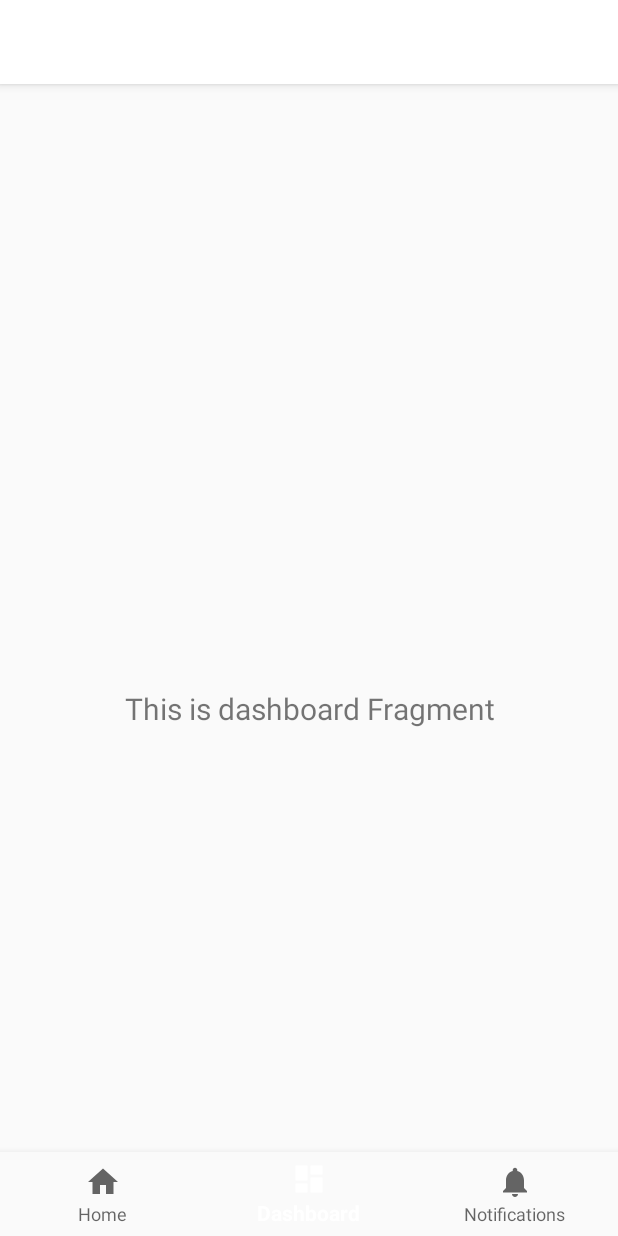
After one commit to nikitazharkovsky/memes, an Android app: the DashboardFragment screen opened through its navigation route, on a phone screen of 412 x 824 dp. The commit adds this screen. Run offline under Robolectric (Android 15) with nearby library versions, the phone set to English and light mode, and no system bars; our stand-ins replace navigation-ui.

Commit message:
MainActivity

```diff
--- a/app/src/main/AndroidManifest.xml
+++ b/app/src/main/AndroidManifest.xml
@@ -12,6 +12,9 @@
         android:supportsRtl="true"
         android:theme="@style/AppTheme">
         <activity
+            android:name=".MainActivity"
+            android:label="@string/title_activity_main"></activity>
+        <activity
             android:name=".activities.SplashActivity"
             android:theme="@style/AppTheme.NoActionBar">
             <intent-filter>
--- /dev/null
+++ b/app/src/main/java/com/zharkovsky/memes/MainActivity.kt
@@ -0,0 +1,29 @@
+package com.zharkovsky.memes
+
+import android.os.Bundle
+import com.google.android.material.bottomnavigation.BottomNavigationView
+import androidx.appcompat.app.AppCompatActivity
+import androidx.navigation.findNavController
+import androidx.navigation.ui.AppBarConfiguration
+import androidx.navigation.ui.setupActionBarWithNavController
+import androidx.navigation.ui.setupWithNavController
+
+class MainActivity : AppCompatActivity() {
+
+    override fun onCreate(savedInstanceState: Bundle?) {
+        super.onCreate(savedInstanceState)
+        setContentView(R.layout.activity_main)
+        val navView: BottomNavigationView = findViewById(R.id.nav_view)
+
+        val navController = findNavController(R.id.nav_host_fragment)
+        // Passing each menu ID as a set of Ids because each
+        // menu should be considered as top level destinations.
+        val appBarConfiguration = AppBarConfiguration(
+            setOf(
+                R.id.navigation_home, R.id.navigation_dashboard, R.id.navigation_notifications
+            )
+        )
+        setupActionBarWithNavController(navController, appBarConfiguration)
+        navView.setupWithNavController(navController)
+    }
+}
--- /dev/null
+++ b/app/src/main/java/com/zharkovsky/memes/ui/dashboard/DashboardFragment.kt
@@ -0,0 +1,31 @@
+package com.zharkovsky.memes.ui.dashboard
+
+import android.os.Bundle
+import android.view.LayoutInflater
+import android.view.View
+import android.view.ViewGroup
+import android.widget.TextView
+import androidx.fragment.app.Fragment
+import androidx.lifecycle.Observer
+import androidx.lifecycle.ViewModelProvider
+import com.zharkovsky.memes.R
+
+class DashboardFragment : Fragment() {
+
+    private lateinit var dashboardViewModel: DashboardViewModel
+
+    override fun onCreateView(
+        inflater: LayoutInflater,
+        container: ViewGroup?,
+        savedInstanceState: Bundle?
+    ): View? {
+        dashboardViewModel =
+            ViewModelProvider(this).get(DashboardViewModel::class.java)
+        val root = inflater.inflate(R.layout.fragment_dashboard, container, false)
+        val textView: TextView = root.findViewById(R.id.text_dashboard)
+        dashboardViewModel.text.observe(viewLifecycleOwner, Observer {
+            textView.text = it
+        })
+        return root
+    }
+}
--- /dev/null
+++ b/app/src/main/java/com/zharkovsky/memes/ui/dashboard/DashboardViewModel.kt
@@ -0,0 +1,13 @@
+package com.zharkovsky.memes.ui.dashboard
+
+import androidx.lifecycle.LiveData
+import androidx.lifecycle.MutableLiveData
+import androidx.lifecycle.ViewModel
+
+class DashboardViewModel : ViewModel() {
+
+    private val _text = MutableLiveData<String>().apply {
+        value = "This is dashboard Fragment"
+    }
+    val text: LiveData<String> = _text
+}
--- /dev/null
+++ b/app/src/main/java/com/zharkovsky/memes/ui/home/HomeFragment.kt
@@ -0,0 +1,31 @@
+package com.zharkovsky.memes.ui.home
+
+import android.os.Bundle
+import android.view.LayoutInflater
+import android.view.View
+import android.view.ViewGroup
+import android.widget.TextView
+import androidx.fragment.app.Fragment
+import androidx.lifecycle.Observer
+import androidx.lifecycle.ViewModelProvider
+import com.zharkovsky.memes.R
+
+class HomeFragment : Fragment() {
+
+    private lateinit var homeViewModel: HomeViewModel
+
+    override fun onCreateView(
+        inflater: LayoutInflater,
+        container: ViewGroup?,
+        savedInstanceState: Bundle?
+    ): View? {
+        homeViewModel =
+            ViewModelProvider(this).get(HomeViewModel::class.java)
+        val root = inflater.inflate(R.layout.fragment_home, container, false)
+        val textView: TextView = root.findViewById(R.id.text_home)
+        homeViewModel.text.observe(viewLifecycleOwner, Observer {
+            textView.text = it
+        })
+        return root
+    }
+}
--- /dev/null
+++ b/app/src/main/java/com/zharkovsky/memes/ui/home/HomeViewModel.kt
@@ -0,0 +1,13 @@
+package com.zharkovsky.memes.ui.home
+
+import androidx.lifecycle.LiveData
+import androidx.lifecycle.MutableLiveData
+import androidx.lifecycle.ViewModel
+
+class HomeViewModel : ViewModel() {
+
+    private val _text = MutableLiveData<String>().apply {
+        value = "This is home Fragment"
+    }
+    val text: LiveData<String> = _text
+}
--- /dev/null
+++ b/app/src/main/java/com/zharkovsky/memes/ui/notifications/NotificationsFragment.kt
@@ -0,0 +1,31 @@
+package com.zharkovsky.memes.ui.notifications
+
+import android.os.Bundle
+import android.view.LayoutInflater
+import android.view.View
+import android.view.ViewGroup
+import android.widget.TextView
+import androidx.fragment.app.Fragment
+import androidx.lifecycle.Observer
+import androidx.lifecycle.ViewModelProvider
+import com.zharkovsky.memes.R
+
+class NotificationsFragment : Fragment() {
+
+    private lateinit var notificationsViewModel: NotificationsViewModel
+
+    override fun onCreateView(
+        inflater: LayoutInflater,
+        container: ViewGroup?,
+        savedInstanceState: Bundle?
+    ): View? {
+        notificationsViewModel =
+            ViewModelProvider(this).get(NotificationsViewModel::class.java)
+        val root = inflater.inflate(R.layout.fragment_notifications, container, false)
+        val textView: TextView = root.findViewById(R.id.text_notifications)
+        notificationsViewModel.text.observe(viewLifecycleOwner, Observer {
+            textView.text = it
+        })
+        return root
+    }
+}
--- /dev/null
+++ b/app/src/main/java/com/zharkovsky/memes/ui/notifications/NotificationsViewModel.kt
@@ -0,0 +1,13 @@
+package com.zharkovsky.memes.ui.notifications
+
+import androidx.lifecycle.LiveData
+import androidx.lifecycle.MutableLiveData
+import androidx.lifecycle.ViewModel
+
+class NotificationsViewModel : ViewModel() {
+
+    private val _text = MutableLiveData<String>().apply {
+        value = "This is notifications Fragment"
+    }
+    val text: LiveData<String> = _text
+}
--- /dev/null
+++ b/app/src/main/res/drawable/ic_dashboard_black_24dp.xml
@@ -0,0 +1,9 @@
+<vector xmlns:android="http://schemas.android.com/apk/res/android"
+    android:width="24dp"
+    android:height="24dp"
+    android:viewportWidth="24.0"
+    android:viewportHeight="24.0">
+    <path
+        android:fillColor="#FF000000"
+        android:pathData="M3,13h8L11,3L3,3v10zM3,21h8v-6L3,15v6zM13,21h8L21,11h-8v10zM13,3v6h8L21,3h-8z" />
+</vector>
--- /dev/null
+++ b/app/src/main/res/drawable/ic_home_black_24dp.xml
@@ -0,0 +1,9 @@
+<vector xmlns:android="http://schemas.android.com/apk/res/android"
+    android:width="24dp"
+    android:height="24dp"
+    android:viewportWidth="24.0"
+    android:viewportHeight="24.0">
+    <path
+        android:fillColor="#FF000000"
+        android:pathData="M10,20v-6h4v6h5v-8h3L12,3 2,12h3v8z" />
+</vector>
--- /dev/null
+++ b/app/src/main/res/drawable/ic_notifications_black_24dp.xml
@@ -0,0 +1,9 @@
+<vector xmlns:android="http://schemas.android.com/apk/res/android"
+    android:width="24dp"
+    android:height="24dp"
+    android:viewportWidth="24.0"
+    android:viewportHeight="24.0">
+    <path
+        android:fillColor="#FF000000"
+        android:pathData="M12,22c1.1,0 2,-0.9 2,-2h-4c0,1.1 0.89,2 2,2zM18,16v-5c0,-3.07 -1.64,-5.64 -4.5,-6.32L13.5,4c0,-0.83 -0.67,-1.5 -1.5,-1.5s-1.5,0.67 -1.5,1.5v0.68C7.63,5.36 6,7.92 6,11v5l-2,2v1h16v-1l-2,-2z" />
+</vector>
--- /dev/null
+++ b/app/src/main/res/layout/activity_main.xml
@@ -0,0 +1,33 @@
+<?xml version="1.0" encoding="utf-8"?>
+<androidx.constraintlayout.widget.ConstraintLayout xmlns:android="http://schemas.android.com/apk/res/android"
+    xmlns:app="http://schemas.android.com/apk/res-auto"
+    android:id="@+id/container"
+    android:layout_width="match_parent"
+    android:layout_height="match_parent"
+    android:paddingTop="?attr/actionBarSize">
+
+    <com.google.android.material.bottomnavigation.BottomNavigationView
+        android:id="@+id/nav_view"
+        android:layout_width="0dp"
+        android:layout_height="wrap_content"
+        android:layout_marginStart="0dp"
+        android:layout_marginEnd="0dp"
+        android:background="?android:attr/windowBackground"
+        app:layout_constraintBottom_toBottomOf="parent"
+        app:layout_constraintLeft_toLeftOf="parent"
+        app:layout_constraintRight_toRightOf="parent"
+        app:menu="@menu/bottom_nav_menu" />
+
+    <fragment
+        android:id="@+id/nav_host_fragment"
+        android:name="androidx.navigation.fragment.NavHostFragment"
+        android:layout_width="match_parent"
+        android:layout_height="match_parent"
+        app:defaultNavHost="true"
+        app:layout_constraintBottom_toTopOf="@id/nav_view"
+        app:layout_constraintLeft_toLeftOf="parent"
+        app:layout_constraintRight_toRightOf="parent"
+        app:layout_constraintTop_toTopOf="parent"
+        app:navGraph="@navigation/mobile_navigation" />
+
+</androidx.constraintlayout.widget.ConstraintLayout>
--- /dev/null
+++ b/app/src/main/res/layout/fragment_dashboard.xml
@@ -0,0 +1,22 @@
+<?xml version="1.0" encoding="utf-8"?>
+<androidx.constraintlayout.widget.ConstraintLayout xmlns:android="http://schemas.android.com/apk/res/android"
+    xmlns:app="http://schemas.android.com/apk/res-auto"
+    xmlns:tools="http://schemas.android.com/tools"
+    android:layout_width="match_parent"
+    android:layout_height="match_parent"
+    tools:context=".ui.dashboard.DashboardFragment">
+
+    <TextView
+        android:id="@+id/text_dashboard"
+        android:layout_width="match_parent"
+        android:layout_height="wrap_content"
+        android:layout_marginStart="8dp"
+        android:layout_marginTop="8dp"
+        android:layout_marginEnd="8dp"
+        android:textAlignment="center"
+        android:textSize="20sp"
+        app:layout_constraintBottom_toBottomOf="parent"
+        app:layout_constraintEnd_toEndOf="parent"
+        app:layout_constraintStart_toStartOf="parent"
+        app:layout_constraintTop_toTopOf="parent" />
+</androidx.constraintlayout.widget.ConstraintLayout>
--- /dev/null
+++ b/app/src/main/res/layout/fragment_home.xml
@@ -0,0 +1,22 @@
+<?xml version="1.0" encoding="utf-8"?>
+<androidx.constraintlayout.widget.ConstraintLayout xmlns:android="http://schemas.android.com/apk/res/android"
+    xmlns:app="http://schemas.android.com/apk/res-auto"
+    xmlns:tools="http://schemas.android.com/tools"
+    android:layout_width="match_parent"
+    android:layout_height="match_parent"
+    tools:context=".ui.home.HomeFragment">
+
+    <TextView
+        android:id="@+id/text_home"
+        android:layout_width="match_parent"
+        android:layout_height="wrap_content"
+        android:layout_marginStart="8dp"
+        android:layout_marginTop="8dp"
+        android:layout_marginEnd="8dp"
+        android:textAlignment="center"
+        android:textSize="20sp"
+        app:layout_constraintBottom_toBottomOf="parent"
+        app:layout_constraintEnd_toEndOf="parent"
+        app:layout_constraintStart_toStartOf="parent"
+        app:layout_constraintTop_toTopOf="parent" />
+</androidx.constraintlayout.widget.ConstraintLayout>
--- /dev/null
+++ b/app/src/main/res/layout/fragment_notifications.xml
@@ -0,0 +1,22 @@
+<?xml version="1.0" encoding="utf-8"?>
+<androidx.constraintlayout.widget.ConstraintLayout xmlns:android="http://schemas.android.com/apk/res/android"
+    xmlns:app="http://schemas.android.com/apk/res-auto"
+    xmlns:tools="http://schemas.android.com/tools"
+    android:layout_width="match_parent"
+    android:layout_height="match_parent"
+    tools:context=".ui.notifications.NotificationsFragment">
+
+    <TextView
+        android:id="@+id/text_notifications"
+        android:layout_width="match_parent"
+        android:layout_height="wrap_content"
+        android:layout_marginStart="8dp"
+        android:layout_marginTop="8dp"
+        android:layout_marginEnd="8dp"
+        android:textAlignment="center"
+        android:textSize="20sp"
+        app:layout_constraintBottom_toBottomOf="parent"
+        app:layout_constraintEnd_toEndOf="parent"
+        app:layout_constraintStart_toStartOf="parent"
+        app:layout_constraintTop_toTopOf="parent" />
+</androidx.constraintlayout.widget.ConstraintLayout>
--- /dev/null
+++ b/app/src/main/res/menu/bottom_nav_menu.xml
@@ -0,0 +1,19 @@
+<?xml version="1.0" encoding="utf-8"?>
+<menu xmlns:android="http://schemas.android.com/apk/res/android">
+
+    <item
+        android:id="@+id/navigation_home"
+        android:icon="@drawable/ic_home_black_24dp"
+        android:title="@string/title_home" />
+
+    <item
+        android:id="@+id/navigation_dashboard"
+        android:icon="@drawable/ic_dashboard_black_24dp"
+        android:title="@string/title_dashboard" />
+
+    <item
+        android:id="@+id/navigation_notifications"
+        android:icon="@drawable/ic_notifications_black_24dp"
+        android:title="@string/title_notifications" />
+
+</menu>
--- /dev/null
+++ b/app/src/main/res/navigation/mobile_navigation.xml
@@ -0,0 +1,25 @@
+<?xml version="1.0" encoding="utf-8"?>
+<navigation xmlns:android="http://schemas.android.com/apk/res/android"
+    xmlns:app="http://schemas.android.com/apk/res-auto"
+    xmlns:tools="http://schemas.android.com/tools"
+    android:id="@+id/mobile_navigation"
+    app:startDestination="@+id/navigation_home">
+
+    <fragment
+        android:id="@+id/navigation_home"
+        android:name="com.zharkovsky.memes.ui.home.HomeFragment"
+        android:label="@string/title_home"
+        tools:layout="@layout/fragment_home" />
+
+    <fragment
+        android:id="@+id/navigation_dashboard"
+        android:name="com.zharkovsky.memes.ui.dashboard.DashboardFragment"
+        android:label="@string/title_dashboard"
+        tools:layout="@layout/fragment_dashboard" />
+
+    <fragment
+        android:id="@+id/navigation_notifications"
+        android:name="com.zharkovsky.memes.ui.notifications.NotificationsFragment"
+        android:label="@string/title_notifications"
+        tools:layout="@layout/fragment_notifications" />
+</navigation>
--- a/app/src/main/res/values/strings.xml
+++ b/app/src/main/res/values/strings.xml
@@ -1,4 +1,8 @@
 <resources>
     <string name="app_name">Memes</string>
     <string name="surf_logo_description">Surf</string>
+    <string name="title_activity_main">MainActivity</string>
+    <string name="title_home">Home</string>
+    <string name="title_dashboard">Dashboard</string>
+    <string name="title_notifications">Notifications</string>
 </resources>
```
